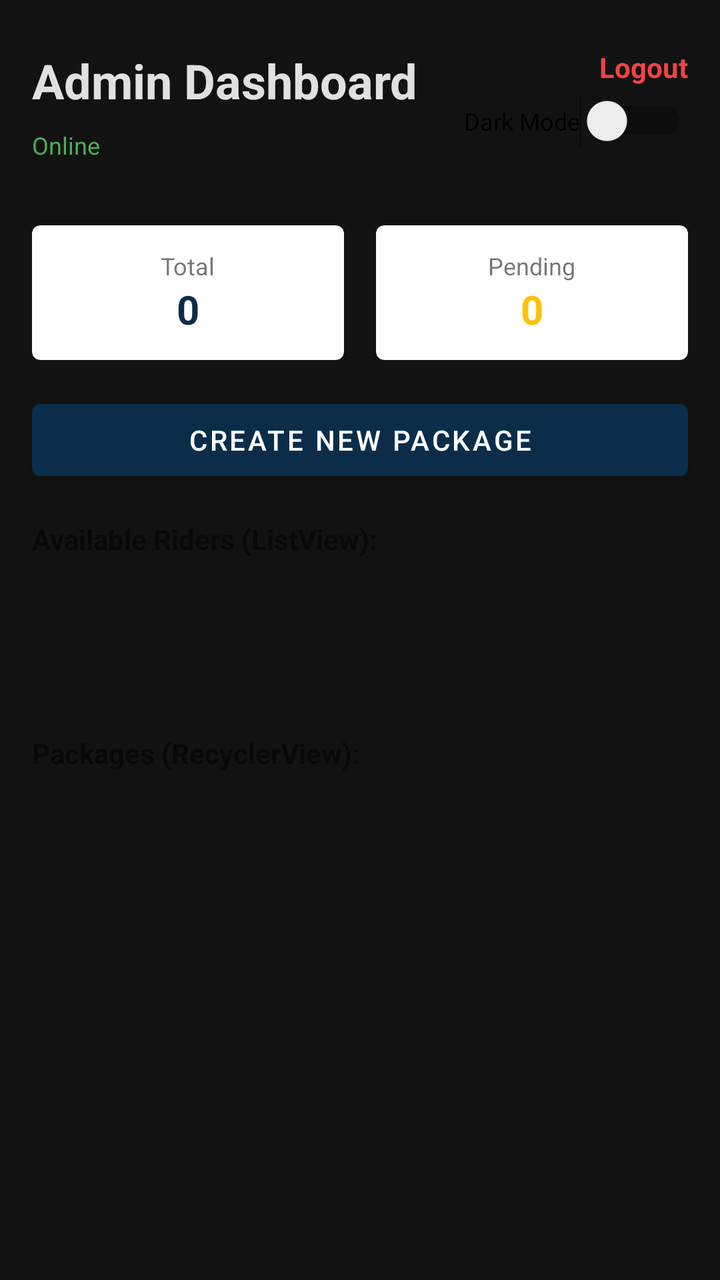
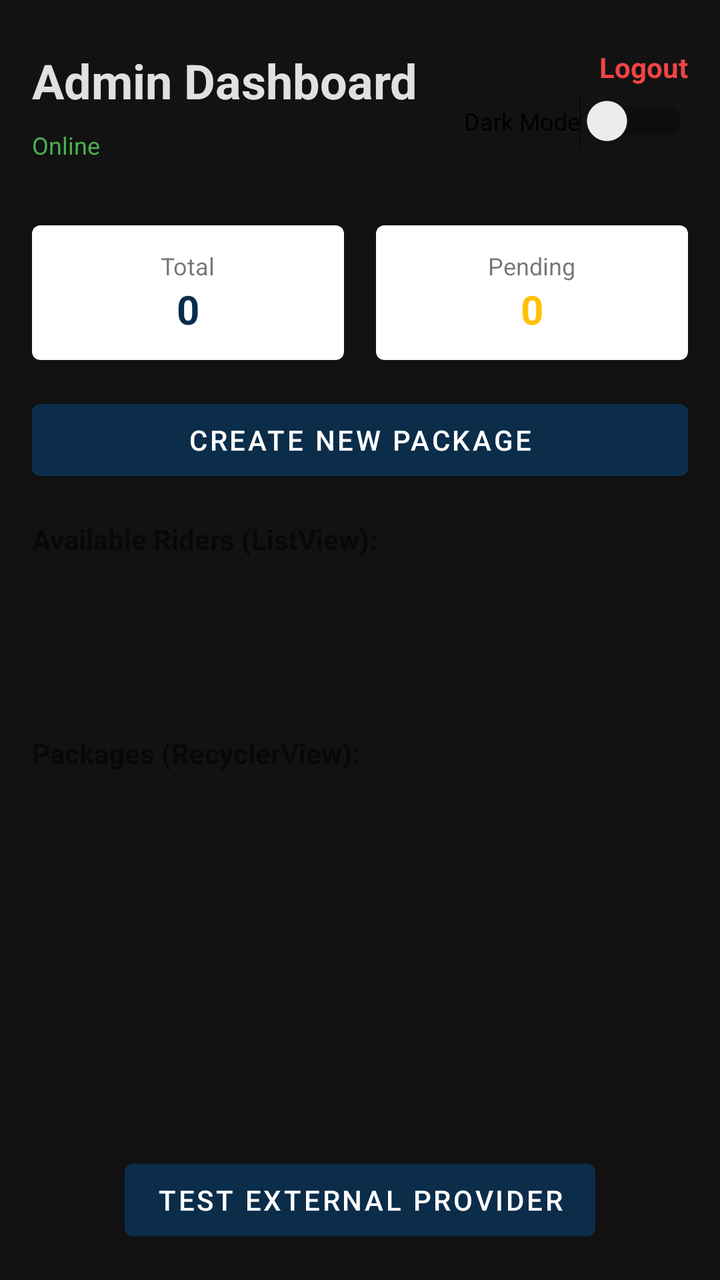

The first picture is an Android layout as it rendered before a commit; the second is the same layout after the commit. The layout source and the unified diff follow.
<!-- AndroidManifest.xml: application theme Theme.LOAD -->
<!-- res/layout/activity_admin_dashboard.xml -->
<?xml version="1.0" encoding="utf-8"?>
<androidx.constraintlayout.widget.ConstraintLayout xmlns:android="http://schemas.android.com/apk/res/android"
    xmlns:app="http://schemas.android.com/apk/res-auto"
    android:layout_width="match_parent"
    android:layout_height="match_parent"
    android:background="@color/background">

    <TextView android:id="@+id/tvHeader" android:layout_width="wrap_content" android:layout_height="wrap_content" android:text="Admin Dashboard" android:textSize="24sp" android:textStyle="bold" android:textColor="@color/textPrimary" android:layout_marginTop="24dp" android:layout_marginStart="16dp" app:layout_constraintStart_toStartOf="parent" app:layout_constraintTop_toTopOf="parent" />

    <TextView android:id="@+id/tvNetworkStatus" android:layout_width="wrap_content" android:layout_height="wrap_content" android:text="Online" android:textColor="@color/successGreen" android:textSize="12sp" android:layout_marginTop="8dp" app:layout_constraintStart_toStartOf="@id/tvHeader" app:layout_constraintTop_toBottomOf="@id/tvHeader" />

    
    <LinearLayout
        android:id="@+id/topControls"
        android:layout_width="wrap_content"
        android:layout_height="wrap_content"
        android:orientation="vertical"
        android:gravity="end"
        android:layout_marginEnd="16dp"
        app:layout_constraintEnd_toEndOf="parent"
        app:layout_constraintTop_toTopOf="@id/tvHeader">

        <TextView
            android:id="@+id/tvLogout"
            android:layout_width="wrap_content"
            android:layout_height="wrap_content"
            android:text="Logout"
            android:textColor="@color/errorRed"
            android:textStyle="bold"
            android:textSize="14sp" />

        <Switch
            android:id="@+id/switchTheme"
            android:layout_width="wrap_content"
            android:layout_height="wrap_content"
            android:text="Dark Mode"
            android:textSize="12sp"
            android:layout_marginTop="4dp" />
    </LinearLayout>

    <LinearLayout android:id="@+id/statsLayout" android:layout_width="match_parent" android:layout_height="wrap_content" android:orientation="horizontal" android:padding="16dp" android:layout_marginTop="16dp" app:layout_constraintTop_toBottomOf="@id/tvNetworkStatus">
        <com.google.android.material.card.MaterialCardView android:layout_width="0dp" android:layout_height="wrap_content" android:layout_weight="1" android:layout_marginEnd="8dp">
            <LinearLayout android:layout_width="match_parent" android:layout_height="wrap_content" android:orientation="vertical" android:padding="12dp" android:gravity="center">
                <TextView android:layout_width="wrap_content" android:layout_height="wrap_content" android:text="Total" android:textSize="12sp" />
                <TextView android:id="@+id/tvTotalCount" android:layout_width="wrap_content" android:layout_height="wrap_content" android:text="0" android:textSize="20sp" android:textStyle="bold" android:textColor="@color/primary" />
            </LinearLayout>
        </com.google.android.material.card.MaterialCardView>
        <com.google.android.material.card.MaterialCardView android:layout_width="0dp" android:layout_height="wrap_content" android:layout_weight="1" android:layout_marginStart="8dp">
            <LinearLayout android:layout_width="match_parent" android:layout_height="wrap_content" android:orientation="vertical" android:padding="12dp" android:gravity="center">
                <TextView android:layout_width="wrap_content" android:layout_height="wrap_content" android:text="Pending" android:textSize="12sp" />
                <TextView android:id="@+id/tvPendingCount" android:layout_width="wrap_content" android:layout_height="wrap_content" android:text="0" android:textSize="20sp" android:textStyle="bold" android:textColor="@color/accent" />
            </LinearLayout>
        </com.google.android.material.card.MaterialCardView>
    </LinearLayout>

    <Button android:id="@+id/btnCreatePackage" android:layout_width="match_parent" android:layout_height="wrap_content" android:text="Create New Package" android:layout_marginStart="16dp" android:layout_marginEnd="16dp" app:layout_constraintTop_toBottomOf="@id/statsLayout" />

    
    <TextView android:id="@+id/tvRidersLabel" android:layout_width="wrap_content" android:layout_height="wrap_content" android:text="Available Riders (ListView):" android:textStyle="bold" android:layout_marginStart="16dp" android:layout_marginTop="16dp" app:layout_constraintStart_toStartOf="parent" app:layout_constraintTop_toBottomOf="@id/btnCreatePackage" />

    <ListView android:id="@+id/listViewRiders" android:layout_width="match_parent" android:layout_height="80dp" android:layout_marginStart="16dp" android:layout_marginEnd="16dp" app:layout_constraintTop_toBottomOf="@id/tvRidersLabel" />

    <TextView android:id="@+id/tvPackagesLabel" android:layout_width="wrap_content" android:layout_height="wrap_content" android:text="Packages (RecyclerView):" android:textStyle="bold" android:layout_marginStart="16dp" android:layout_marginTop="8dp" app:layout_constraintStart_toStartOf="parent" app:layout_constraintTop_toBottomOf="@id/listViewRiders" />

    <androidx.recyclerview.widget.RecyclerView android:id="@+id/recyclerViewPackages" android:layout_width="match_parent" android:layout_height="0dp" android:layout_marginTop="8dp" app:layout_constraintBottom_toBottomOf="parent" app:layout_constraintTop_toBottomOf="@id/tvPackagesLabel" />
</androidx.constraintlayout.widget.ConstraintLayout>
<!-- resources referenced by this layout -->
<resources>
  <color name="accent">#FFC107</color>
  <color name="background">#121212</color>
  <color name="errorRed">#EF4444</color>
  <color name="primary">#0B2D4A</color>
  <color name="successGreen">#4CAF50</color>
  <color name="textPrimary">#E0E0E0</color>
  <style name="Theme.LOAD" parent="Theme.MaterialComponents.DayNight.NoActionBar">
          <item name="colorPrimary">@color/primary</item>
          <item name="colorPrimaryVariant">@color/primaryDark</item>
          <item name="colorOnPrimary">@color/white</item>
          <item name="colorSecondary">@color/accent</item>
          <item name="colorSecondaryVariant">@color/accent</item>
          <item name="colorOnSecondary">@color/primary</item> 
          <item name="android:statusBarColor">@color/primary</item>
          <item name="android:windowBackground">@color/background</item>
      </style>
  <color name="primaryDark">#071F33</color>
  <color name="white">#FFFFFF</color>
</resources>

<!-- the commit's change to res/layout/activity_admin_dashboard.xml (unified diff, before → after) -->
@@ -55,12 +55,21 @@
 
     <Button android:id="@+id/btnCreatePackage" android:layout_width="match_parent" android:layout_height="wrap_content" android:text="Create New Package" android:layout_marginStart="16dp" android:layout_marginEnd="16dp" app:layout_constraintTop_toBottomOf="@id/statsLayout" />
 
-    
     <TextView android:id="@+id/tvRidersLabel" android:layout_width="wrap_content" android:layout_height="wrap_content" android:text="Available Riders (ListView):" android:textStyle="bold" android:layout_marginStart="16dp" android:layout_marginTop="16dp" app:layout_constraintStart_toStartOf="parent" app:layout_constraintTop_toBottomOf="@id/btnCreatePackage" />
 
     <ListView android:id="@+id/listViewRiders" android:layout_width="match_parent" android:layout_height="80dp" android:layout_marginStart="16dp" android:layout_marginEnd="16dp" app:layout_constraintTop_toBottomOf="@id/tvRidersLabel" />
 
     <TextView android:id="@+id/tvPackagesLabel" android:layout_width="wrap_content" android:layout_height="wrap_content" android:text="Packages (RecyclerView):" android:textStyle="bold" android:layout_marginStart="16dp" android:layout_marginTop="8dp" app:layout_constraintStart_toStartOf="parent" app:layout_constraintTop_toBottomOf="@id/listViewRiders" />
 
+    <Button
+        android:id="@+id/btnTestProvider"
+        android:layout_width="wrap_content"
+        android:layout_height="wrap_content"
+        android:text="Test External Provider"
+        android:layout_margin="16dp"
+        app:layout_constraintBottom_toBottomOf="parent"
+        app:layout_constraintEnd_toEndOf="parent"
+        app:layout_constraintStart_toStartOf="parent" />
+
     <androidx.recyclerview.widget.RecyclerView android:id="@+id/recyclerViewPackages" android:layout_width="match_parent" android:layout_height="0dp" android:layout_marginTop="8dp" app:layout_constraintBottom_toBottomOf="parent" app:layout_constraintTop_toBottomOf="@id/tvPackagesLabel" />
 </androidx.constraintlayout.widget.ConstraintLayout>
